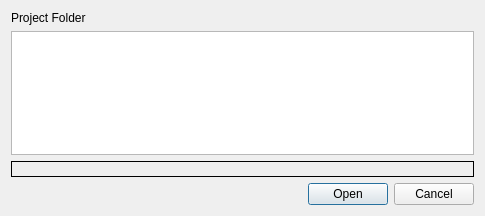
Old version of the form src/widgets/backupdialog_ui.ui in the repository KDE/kdenlive.
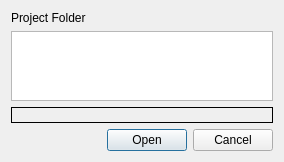
New version of the form. Custom widgets are drawn as their Qt base class.

Commit message: When opening the backup dialog from an empty project, display all available files so that User can recover a project file that crashes Kdenlive

The edit to the form file:
```diff
--- a/src/widgets/backupdialog_ui.ui
+++ b/src/widgets/backupdialog_ui.ui
@@ -6,23 +6,31 @@
    <rect>
     <x>0</x>
     <y>0</y>
-    <width>485</width>
-    <height>216</height>
+    <width>284</width>
+    <height>150</height>
    </rect>
   </property>
   <property name="windowTitle">
    <string>Dialog</string>
   </property>
   <layout class="QGridLayout" name="gridLayout">
-   <item row="3" column="1">
-    <widget class="QDialogButtonBox" name="buttonBox">
-     <property name="orientation">
-      <enum>Qt::Horizontal</enum>
-     </property>
-     <property name="standardButtons">
-      <set>QDialogButtonBox::Cancel|QDialogButtonBox::Open</set>
-     </property>
-    </widget>
+   <item row="0" column="0" colspan="2">
+    <layout class="QHBoxLayout" name="horizontalLayout">
+     <item>
+      <widget class="QLabel" name="label">
+       <property name="text">
+        <string>Project Folder</string>
+       </property>
+      </widget>
+     </item>
+     <item>
+      <widget class="KUrlRequester" name="project_url">
+       <property name="mode">
+        <set>KFile::Directory|KFile::ExistingOnly|KFile::LocalOnly</set>
+       </property>
+      </widget>
+     </item>
+    </layout>
    </item>
    <item row="1" column="0" colspan="2">
     <widget class="KListWidget" name="backup_list">
@@ -41,17 +49,26 @@
      </property>
     </widget>
    </item>
-   <item row="0" column="1">
-    <widget class="KUrlRequester" name="project_url">
-     <property name="mode">
-      <set>KFile::Directory|KFile::ExistingOnly|KFile::LocalOnly</set>
+   <item row="3" column="0">
+    <widget class="QLabel" name="info_label">
+     <property name="sizePolicy">
+      <sizepolicy hsizetype="MinimumExpanding" vsizetype="Preferred">
+       <horstretch>0</horstretch>
+       <verstretch>0</verstretch>
+      </sizepolicy>
+     </property>
+     <property name="text">
+      <string/>
      </property>
     </widget>
    </item>
-   <item row="0" column="0">
-    <widget class="QLabel" name="label">
-     <property name="text">
-      <string>Project Folder</string>
+   <item row="3" column="1">
+    <widget class="QDialogButtonBox" name="buttonBox">
+     <property name="orientation">
+      <enum>Qt::Horizontal</enum>
+     </property>
+     <property name="standardButtons">
+      <set>QDialogButtonBox::Cancel|QDialogButtonBox::Open</set>
      </property>
     </widget>
    </item>
```
The commit also changes 3 other files.
